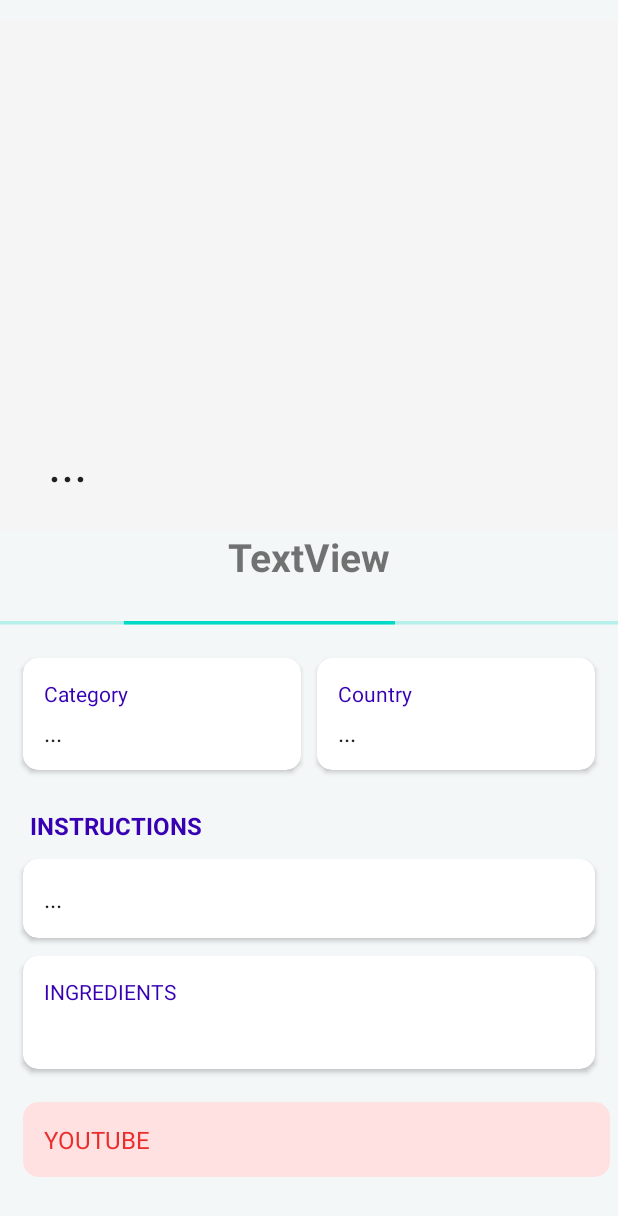
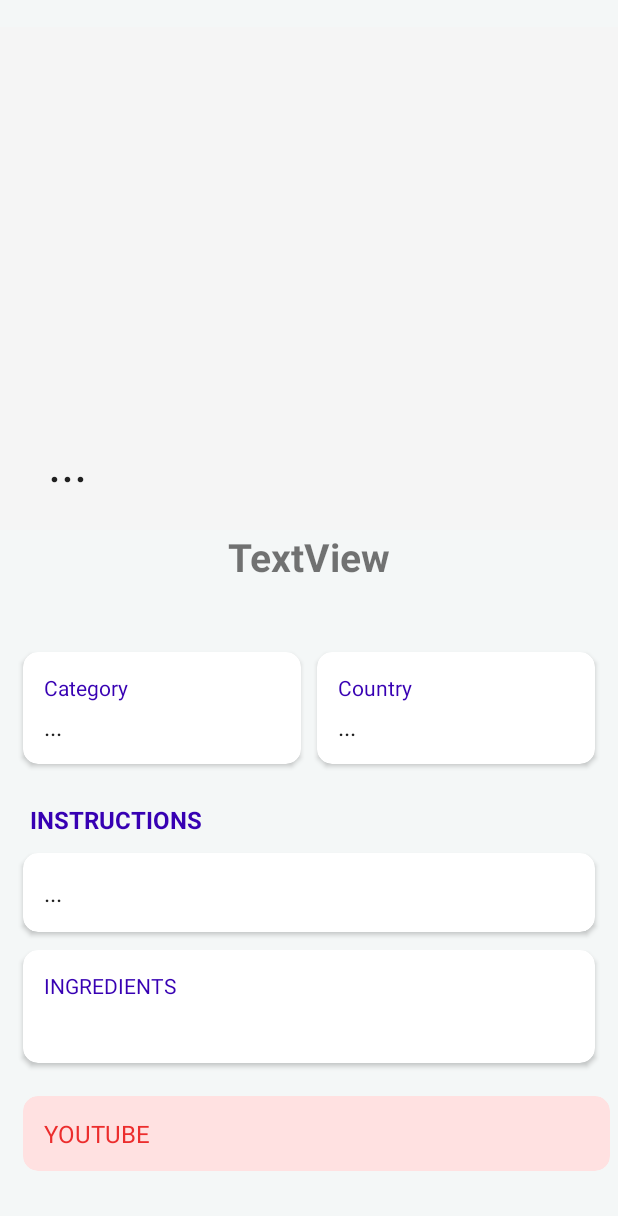
Before and after one commit to MiaoOAO/MobileAppFinalProject, an Android app: the layout activity_juice_content.xml on its own in the app's theme, with its tools: preview values and no code run, on a phone screen of 412 x 824 dp. Shown: the top 1216 px of the screen. Run offline under Robolectric (Android 15) with nearby library versions, the phone set to English and light mode, and no system bars.

Commit message:
details page layout changed 1.0.2

```diff
--- a/app/src/main/AndroidManifest.xml
+++ b/app/src/main/AndroidManifest.xml
@@ -23,9 +23,9 @@
             </intent-filter>
         </activity>
 
-        <meta-data
+       <meta-data
             android:name="preloaded_fonts"
-            android:resource="@array/preloaded_fonts" />
+            android:resource="@array/preloaded_fonts" />-->
     </application>
 
 </manifest>
--- a/app/src/main/res/layout/activity_juice_content.xml
+++ b/app/src/main/res/layout/activity_juice_content.xml
@@ -81,13 +81,13 @@
             android:layout_height="wrap_content"
             android:orientation="vertical">
 
-            <ProgressBar
+           <!-- <ProgressBar
                 android:id="@+id/progressBar"
                 style="@style/Base.Widget.AppCompat.ProgressBar.Horizontal"
                 android:layout_width="match_parent"
                 android:layout_height="wrap_content"
                 android:layout_marginTop="-7dp"
-                android:indeterminate="true" />
+                android:indeterminate="true" />-->
 
             <LinearLayout
                 android:layout_width="match_parent"
```
